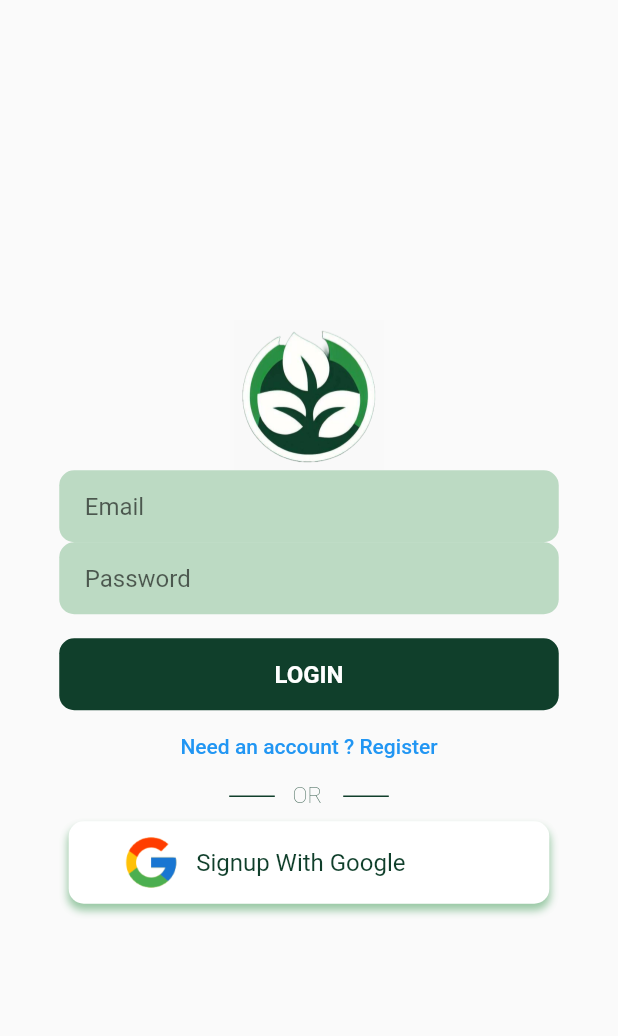
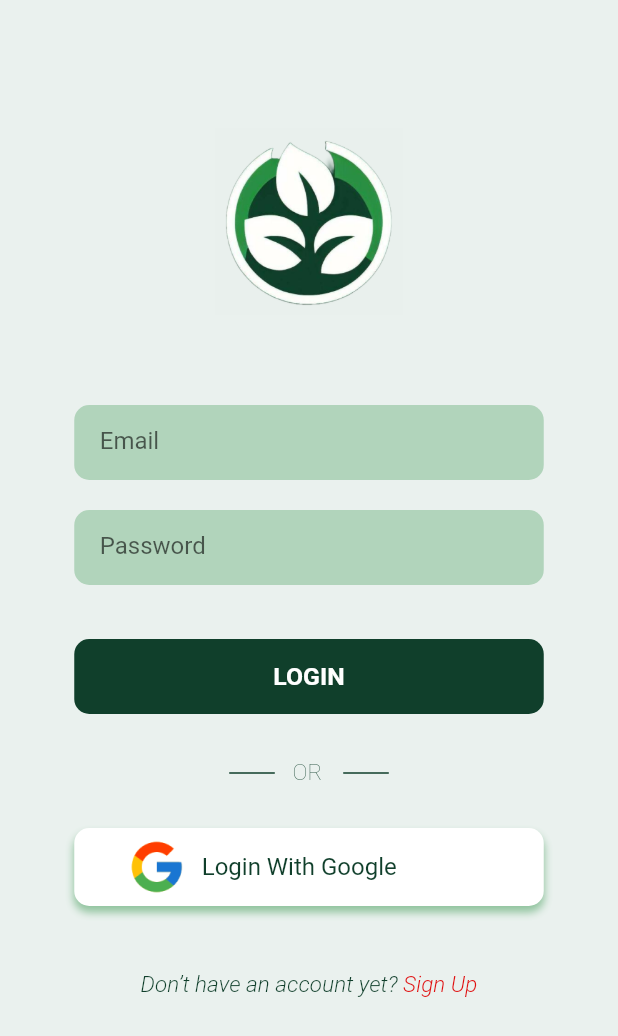
Before and after one commit to greenify-app/Greenify, a Flutter app: the screen it shows after launch, on a phone screen of 412 x 824 dp. Shown: the top 1036 px of the screen. Run offline on Flutter 3.47's test engine with Material 2 defaults, Android fonts, the phone set to English and light mode, and no system bars; our stand-ins replace firebase_auth, firebase_core, google_sign_in; accounts and stored records are empty; Roboto replaces fonts that are missing (Montserrat).

Commit message:
More styling and functionalities added

```diff
--- a/lib/login.dart
+++ b/lib/login.dart
@@ -18,6 +18,7 @@ class _LoginPageState extends State<LoginPage> {
 
   final TextEditingController _controllerEmail = TextEditingController();
   final TextEditingController _controllerPassword = TextEditingController();
+  final TextEditingController _controllerConfirmPassword = TextEditingController();
 
   Future<void> signInWithEmailAndPassword() async {
     try {
@@ -51,14 +52,26 @@ class _LoginPageState extends State<LoginPage> {
 
   Widget _submitButton() {
   return Container(
-    width: 333,
-    height: 48,
+    width: 313,
+    height: 50,
     decoration: BoxDecoration(
       borderRadius: BorderRadius.circular(10),
     ),
     child: TextButton(
-      onPressed: isLogin ? signInWithEmailAndPassword : createUserWithEmailAndPassword,
-      style: ButtonStyle(
+        onPressed: isLogin
+            ? signInWithEmailAndPassword
+            : () {
+                // Perform additional check for password confirmation in register mode
+                if (_controllerPassword.text == _controllerConfirmPassword.text) {
+                  createUserWithEmailAndPassword();
+                } else {
+                  setState(() {
+                    errorMessage = 'Passwords do not match';
+                  },
+                  );
+                }
+              },
+              style: ButtonStyle(
         backgroundColor: MaterialStateProperty.all<Color>(const Color(0xFF103F2B)),
         shape: MaterialStateProperty.all<OutlinedBorder>(
           RoundedRectangleBorder(
@@ -70,7 +83,7 @@ class _LoginPageState extends State<LoginPage> {
         isLogin ? 'LOGIN' : 'REGISTER',
         style: const TextStyle(
           color: Colors.white,
-          fontSize: 16,
+          fontSize: 16.5,
           fontFamily: 'Montserrat',
           fontWeight: FontWeight.w700,
         ),
@@ -85,44 +98,90 @@ class _LoginPageState extends State<LoginPage> {
       onPressed: () {
         setState(() {
           isLogin = !isLogin;
+          _controllerPassword.clear();
+          _controllerConfirmPassword.clear();
         });
       },
-      child: Text(isLogin
-          ? 'Need an account ? Register'
-          : 'Already have an account ? Login'),
+      child: Text.rich(
+  TextSpan(
+    children: [
+      TextSpan(
+        text: isLogin? 'Don’t have an account yet? ' : 'Already have an account? ',
+        style: TextStyle(
+          color: Color(0xFF103F2B),
+          fontSize: 15,
+          fontStyle: FontStyle.italic,
+          fontFamily: 'Montserrat',
+          fontWeight: FontWeight.w300,
+        ),
+      ),
+      TextSpan(
+        text: isLogin? 'Sign Up' : 'Login',
+        style: TextStyle(
+          color: Color(0xFFE01010),
+          fontSize: 15,
+          fontStyle: FontStyle.italic,
+          fontFamily: 'Montserrat',
+          fontWeight: FontWeight.w300,
+        ),
+      ),
+    ],
+  ),
+)
     );
   }
 
   @override
-  Widget build(BuildContext context) {
-    return Scaffold(
-      body: Container(
-        height: double.infinity,
-        width: double.infinity,
+Widget build(BuildContext context) {
+  return Scaffold(
+    body: SingleChildScrollView( // Wrap with SingleChildScrollView
+      child: Container(
+        color: Color.fromARGB(255, 234, 241, 238),
+        height: MediaQuery.of(context).size.height, // Adjust height
+        width: MediaQuery.of(context).size.width, // Adjust width
         padding: const EdgeInsets.all(20),
         child: Column(
           crossAxisAlignment: CrossAxisAlignment.center,
-          mainAxisAlignment: MainAxisAlignment.center,
+          mainAxisAlignment: MainAxisAlignment.start,
           children: <Widget>[
-            const Logo(width: 100, height: 100),
+            SizedBox(height: 65),
+            const Logo(width: 125, height: 125),
+            SizedBox(height: 60),
             InputBox(
               title: 'Email',
               controller: _controllerEmail,
             ),
+            SizedBox(height: 20),
             InputBox(
               title: 'Password',
               controller: _controllerPassword,
             ),
+            if (!isLogin)
+              SizedBox(height: 20),
+            if (!isLogin)
+              InputBox(
+                title: 'Confirm Password',
+                controller: _controllerConfirmPassword,
+              ),
+            SizedBox(height: 10),
             _errorMessage(),
+            SizedBox(height: 10),
             _submitButton(),
+            SizedBox(height: 30),
+            const Or(),
+            SizedBox(height: 20),
+            GoogleSignInButton(
+              displaytext: isLogin? 'Login With Google' : 'Signup With Google',
+            ),
+            SizedBox(height: 20),
             _loginOrRegisterButton(),
-            const Or(),
-            const GoogleSignInButton(),
           ],
         ),
       ),
-    );
-  }
+    ),
+  );
+}
+
 }
 
 class Or extends StatelessWidget {
--- a/lib/widgets/google_sign_in_button.dart
+++ b/lib/widgets/google_sign_in_button.dart
@@ -3,7 +3,11 @@ import 'package:flutter/material.dart';
 import '../auth.dart';
 
 class GoogleSignInButton extends StatelessWidget {
+
+  final String displaytext;
+
   const GoogleSignInButton({
+    required this.displaytext,
     Key? key,
   }) : super(key: key);
 
@@ -17,10 +21,9 @@ class GoogleSignInButton extends StatelessWidget {
           print('Error signing in with Google: ${e.message}');
         }
       },
-      child: FractionallySizedBox(
-  widthFactor: 0.9, // Adjust the width factor as needed (0.0 to 1.0)
   child: Container(
-    height: 55,
+    width: 313,
+    height: 52,
     decoration: ShapeDecoration(
       color: Colors.white,
       shape: RoundedRectangleBorder(
@@ -59,8 +62,8 @@ class GoogleSignInButton extends StatelessWidget {
           ),
         ),
         const SizedBox(width: 10),
-        const Text(
-          'Signup With Google',
+        Text(
+          displaytext,
           style: TextStyle(
             color: Color(0xFF103F2B),
             fontSize: 16,
@@ -71,8 +74,6 @@ class GoogleSignInButton extends StatelessWidget {
       ],
     ),
   ),
-)
-
-    );
+);
   }
 }
--- a/lib/widgets/login_input_box.dart
+++ b/lib/widgets/login_input_box.dart
@@ -13,13 +13,13 @@ class InputBox extends StatelessWidget {
   @override
   Widget build(BuildContext context) {
     return SizedBox(
-      width: 333,
-      height: 48,
+      width: 313,
+      height: 50,
       child: Stack(
         children: [
           Container(
-            width: 333,
-            height: 48,
+            width: 313,
+            height: 50,
             decoration: BoxDecoration(
               color: const Color(0x4C2A8F42),
               borderRadius: BorderRadius.circular(10),
```
